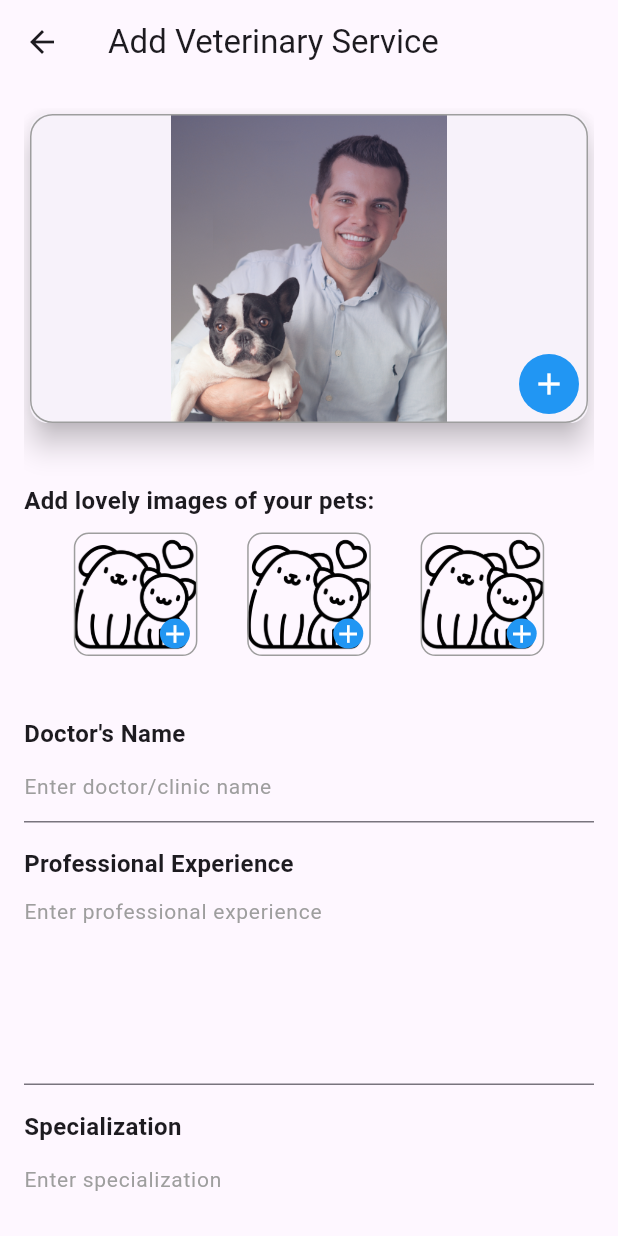
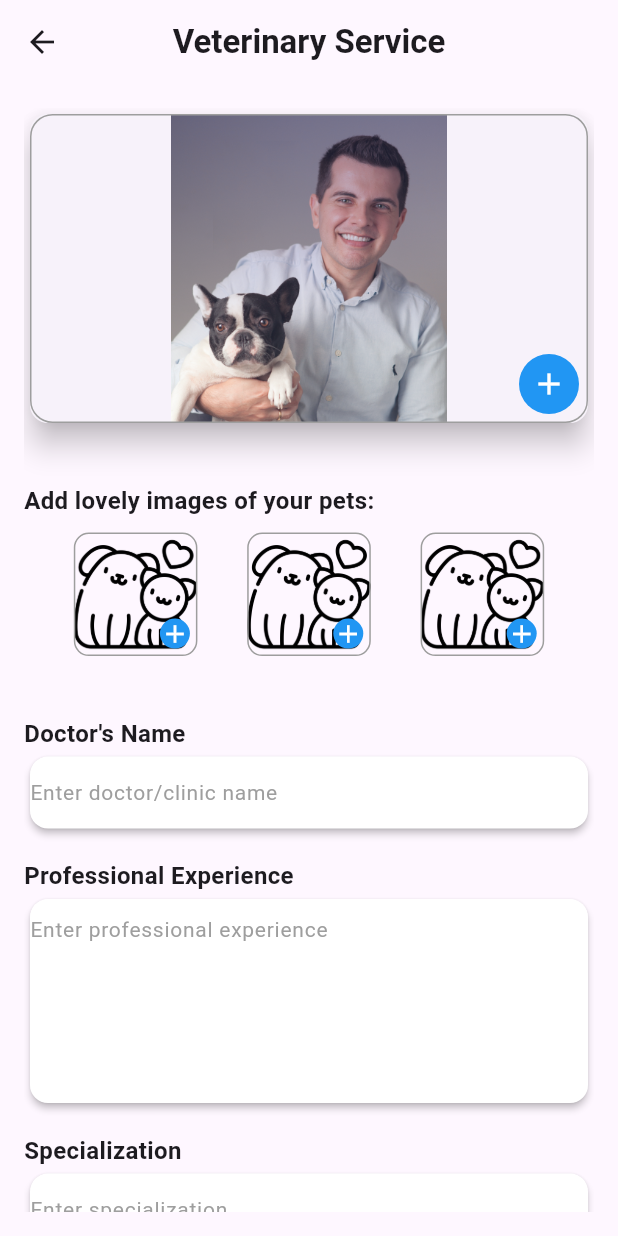
Before and after one commit to Rehman6578/pet_care_fyp, a Flutter app: the AddVeterinaryService screen opened by its route, on a phone screen of 412 x 824 dp. Run offline on Flutter 3.47's test engine with Material 3 defaults, Android fonts, the phone set to English and light mode, and no system bars; our stand-ins replace cloud_firestore, firebase_auth, firebase_core, firebase_storage, get, google_fonts and 5 more; missing offline and left inert: dart:ffi, multiselect; accounts and stored records are empty; statements that could not run were skipped.

Commit message:
changes on 07:03

```diff
--- a/lib/controllers/Pets_Services/PetController.dart
+++ b/lib/controllers/Pets_Services/PetController.dart
@@ -1,6 +1,9 @@
 import 'package:get/get.dart';
 
 class MultiSelectionController extends GetxController {
+
+  // What type of pet do you have? List
+
   List<String> allPetTypes = [
     'Dog',
     'Cat',
@@ -10,38 +13,41 @@ class MultiSelectionController extends GetxController {
     'Reptile',
     'Other',
   ];
-
-  // Selected pet types
   RxList<String> selectedPetTypes = RxList<String>([]);
   var selectedOption = ''.obs;
 
-  List<String> allPetSizes = [
+
+  // Pet visiting distance from home to clinic or home to home List
+
+  List<String> PetVisiting = [
+    '1-5km',
+    '5-20km',
+    '20-50km',
+    '50-100km',
+    '100+km',
+  ];
+  RxList<String> selectPetVisit = RxList<String>([]);
+  var selecteVisit = ''.obs;
+
+
+  //  Pet Size List for pet walking and pet boarding services
+
+  List<String> SelectPetSizes = [
     '1-5kg',
     '5-10kg',
     '10-15kg',
     '15-20kg',
     '20-25kg',
-    '25-30kg',
-    '30-35kg',
-    '35-40kg',
   ];
+  RxList<String> selectedPetSize1 = RxList<String>([]);
+  var selectedSize1 = ''.obs;
 
-  // How long is each walk?
+  // How long can you walk a dog for? List
 
-  RxList<String> selectedDuration = RxList<String>([]);
-  var selectedTime = ''.obs;
-
-  List<String> walkDuration = [
+  List<String> TimeList = [
     '30 minutes',
     '1 hour',
   ];
-  RxList<String> selectedWalkDuration = RxList<String>([]);
-  var selectedWalkTime = ''.obs;
-
-
-  RxList<String> selectedPetSizes = RxList<String>([]);
-
-  var SizesOptions = ''.obs;
 
   List<String> options = [
     'Yes',
--- a/lib/views/Dashboard/ProfileScreens/PetServices/VeterinaryService.dart
+++ b/lib/views/Dashboard/ProfileScreens/PetServices/VeterinaryService.dart
@@ -21,27 +21,18 @@ class AddVeterinaryService extends StatefulWidget {
 class _AddVeterinaryServiceState extends State<AddVeterinaryService> {
   ImagePickerController imagePickerController =
       Get.put(ImagePickerController());
+
   MultiSelectionController petController = Get.put(MultiSelectionController());
 
   // TextEditingController for handling input
   final TextEditingController _doctorNameController = TextEditingController();
   final TextEditingController _experienceController = TextEditingController();
-  final TextEditingController _specializationController =
-      TextEditingController();
+  final TextEditingController _specializationController = TextEditingController();
   final TextEditingController _personalInfoController = TextEditingController();
   final TextEditingController _educationController = TextEditingController();
-  final TextEditingController _acceptedPetsController = TextEditingController();
-  final TextEditingController _offeredServicesController =
-      TextEditingController();
-  final TextEditingController _acceptedPetTypesController =
-      TextEditingController();
-  final TextEditingController _preferredLocationController =
-      TextEditingController();
+  final TextEditingController _offeredServicesController = TextEditingController();
   final TextEditingController _priceController = TextEditingController();
-  final TextEditingController _streetNameController = TextEditingController();
-  final TextEditingController _cityController = TextEditingController();
-  final TextEditingController _stateController = TextEditingController();
-  final TextEditingController _postalCodeController = TextEditingController();
+
 
   String? selectedOption;
 
@@ -55,9 +46,11 @@ class _AddVeterinaryServiceState extends State<AddVeterinaryService> {
 
   @override
   Widget build(BuildContext context) {
+    print('build app');
     return Scaffold(
       appBar: AppBar(
-        title: const Text('Add Veterinary Service'),
+        title: const Text('Veterinary Service',style: TextStyle(fontWeight: FontWeight.bold),),
+        centerTitle: true,
       ),
       body: Padding(
         padding: const EdgeInsets.all(16.0),
@@ -68,7 +61,6 @@ class _AddVeterinaryServiceState extends State<AddVeterinaryService> {
               crossAxisAlignment: CrossAxisAlignment.start,
               children: [
                 // add imageview for adding doctor image
-
                 Center(
                   child: Stack(
                     children: [
@@ -119,9 +111,7 @@ class _AddVeterinaryServiceState extends State<AddVeterinaryService> {
                     ],
                   ),
                 ),
-
                 const SizedBox(height: 36.0),
-
                 const Text(
                   'Add lovely images of your pets:',
                   style: TextStyle(fontSize: 16, fontWeight: FontWeight.bold),
@@ -281,14 +271,16 @@ class _AddVeterinaryServiceState extends State<AddVeterinaryService> {
                     ],
                   ),
                 ),
-
                 const SizedBox(height: 40),
                 // Input for Doctor's Name
                 const Text(
                   'Doctor\'s Name',
                   style: TextStyle(fontSize: 16, fontWeight: FontWeight.bold),
                 ),
-                TextFormField(
+                Card(
+                  elevation: 2.0,
+                  color: Colors.white,
+                  child: TextFormField(
                     controller: _doctorNameController,
                     validator: (value) {
                       if (value!.isEmpty) {
@@ -298,16 +290,21 @@ class _AddVeterinaryServiceState extends State<AddVeterinaryService> {
                     decoration: const InputDecoration(
                       hintText: 'Enter doctor/clinic name',
                       hintStyle: TextStyle(fontSize: 14, color: Colors.grey),
+                      focusedBorder: InputBorder.none,
+                      enabledBorder: InputBorder.none,
+                    ),
                   ),
                 ),
                 const SizedBox(height: 16.0),
-
                 // Input for Professional Experience
                 const Text(
                   'Professional Experience',
                   style: TextStyle(fontSize: 16, fontWeight: FontWeight.bold),
                 ),
-                TextFormField(
+                Card(
+                  elevation: 2.0,
+                  color: Colors.white,
+                  child: TextFormField(
                     controller: _experienceController,
                     maxLines: 5,
                     validator: (value) {
@@ -318,16 +315,21 @@ class _AddVeterinaryServiceState extends State<AddVeterinaryService> {
                     decoration: const InputDecoration(
                       hintText: 'Enter professional experience',
                       hintStyle: TextStyle(fontSize: 14, color: Colors.grey),
+                      focusedBorder: InputBorder.none,
+                      enabledBorder: InputBorder.none,
+                    ),
                   ),
                 ),
                 const SizedBox(height: 16.0),
-
                 // Input for Specialization
                 const Text(
                   'Specialization',
                   style: TextStyle(fontSize: 16, fontWeight: FontWeight.bold),
                 ),
-                TextFormField(
+                Card(
+                  elevation: 2.0,
+                  color: Colors.white,
+                  child: TextFormField(
                     controller: _specializationController,
                     validator: (value) {
                       if (value!.isEmpty) {
@@ -337,16 +339,21 @@ class _AddVeterinaryServiceState extends State<AddVeterinaryService> {
                     decoration: const InputDecoration(
                       hintText: 'Enter specialization',
                       hintStyle: TextStyle(fontSize: 14, color: Colors.grey),
+                      focusedBorder: InputBorder.none,
+                      enabledBorder: InputBorder.none,
+                    ),
                   ),
                 ),
                 const SizedBox(height: 16.0),
-
                 // Input for Personal Information
                 const Text(
                   'Personal Information',
                   style: TextStyle(fontSize: 16, fontWeight: FontWeight.bold),
                 ),
-                TextFormField(
+                Card(
+                  elevation: 2.0,
+                  color: Colors.white,
+                  child: TextFormField(
                     controller: _personalInfoController,
                     maxLines: 5,
                     validator: (value) {
@@ -357,16 +364,21 @@ class _AddVeterinaryServiceState extends State<AddVeterinaryService> {
                     decoration: const InputDecoration(
                       hintText: 'Enter personal information',
                       hintStyle: TextStyle(fontSize: 14, color: Colors.grey),
+                      focusedBorder: InputBorder.none,
+                      enabledBorder: InputBorder.none,
+                    ),
                   ),
                 ),
                 const SizedBox(height: 16.0),
-
                 // Input for Education
                 const Text(
                   'Education',
                   style: TextStyle(fontSize: 16, fontWeight: FontWeight.bold),
                 ),
-                TextFormField(
+                Card(
+                  elevation: 2.0,
+                  color: Colors.white,
+                  child: TextFormField(
                     controller: _educationController,
                     maxLines: 3,
                     validator: (value) {
@@ -377,16 +389,21 @@ class _AddVeterinaryServiceState extends State<AddVeterinaryService> {
                     decoration: const InputDecoration(
                       hintText: 'Enter education details',
                       hintStyle: TextStyle(fontSize: 14, color: Colors.grey),
+                      focusedBorder: InputBorder.none,
+                      enabledBorder: InputBorder.none,
+                    ),
                   ),
                 ),
                 const SizedBox(height: 16.0),
-
                 // Input for Offered Services
                 const Text(
                   'Offered Services',
                   style: TextStyle(fontSize: 16, fontWeight: FontWeight.bold),
                 ),
-                TextFormField(
+                Card(
+                  elevation: 2.0,
+                  color: Colors.white,
+                  child: TextFormField(
                     controller: _offeredServicesController,
                     validator: (value) {
                       if (value!.isEmpty) {
@@ -396,18 +413,19 @@ class _AddVeterinaryServiceState extends State<AddVeterinaryService> {
                     decoration: const InputDecoration(
                       hintText: 'Enter offered services',
                       hintStyle: TextStyle(fontSize: 14, color: Colors.grey),
+                      focusedBorder: InputBorder.none,
+                      enabledBorder: InputBorder.none,
+                    ),
                   ),
                 ),
                 const SizedBox(height: 16.0),
-
                 // Input for Accepted Pet Types
                 const Text(
                   'What pets do you accept?',
                   style: TextStyle(fontSize: 16, fontWeight: FontWeight.bold),
                 ),
-
                 const SizedBox(height: 10),
-                DropDownMultiSelect(
+                Obx(() =>  DropDownMultiSelect(
                   options: petController.allPetTypes,
                   whenEmpty: 'eg: Dog, Cat, Reptile',
                   onChanged: (value) {
@@ -423,38 +441,34 @@ class _AddVeterinaryServiceState extends State<AddVeterinaryService> {
                     }
                   },
                   selectedValues: petController.selectedPetTypes.value,
-                ),
-
+                ),),
                 const SizedBox(height: 16.0),
                 const Text(
                   'Size of pet you accept?',
                   style: TextStyle(fontSize: 16, fontWeight: FontWeight.bold),
                 ),
-
                 const SizedBox(
                   height: 16.0,
                 ),
-
-                DropDownMultiSelect(
-                    options: petController.allPetSizes,
-                    selectedValues: petController.selectedPetSizes.value,
+               Obx(() =>  DropDownMultiSelect(
+                   options: petController.SelectPetSizes,
+                   selectedValues: petController.selectedPetSize1.value,
                    whenEmpty: 'eg: 1-5kg , 15-20kg',
                    onChanged: (value) {
                      if (value.isEmpty) {
                        return 'Please select pet size';
                      }
-                      petController.selectedPetSizes.value = value;
-                      petController.SizesOptions.value = "";
+                     petController.selectedPetSize1.value = value;
+                     petController.selectedSize1.value = "";
 
-                      for (var value1 in petController.selectedPetSizes.value) {
-                        petController.SizesOptions.value =
-                            "${petController.SizesOptions.value}$value1";
+                     for (var value1 in petController.selectedPetSize1.value) {
+                       petController.selectedSize1.value =
+                       "${petController.selectedSize1.value}$value1";
                      }
-                    }),
+                   })),
                 const SizedBox(
                   height: 16.0,
                 ),
-
                 const Text(
                   'Do you have transport for emergencies?',
                   style: TextStyle(fontSize: 16, fontWeight: FontWeight.bold),
@@ -462,7 +476,6 @@ class _AddVeterinaryServiceState extends State<AddVeterinaryService> {
                 const SizedBox(
                   height: 16.0,
                 ),
-
                 Container(
                   decoration: BoxDecoration(
                     color: Colors.transparent,
@@ -498,7 +511,6 @@ class _AddVeterinaryServiceState extends State<AddVeterinaryService> {
                     ),
                   ),
                 ),
-
                 const SizedBox(height: 16.0),
                 const Text(
                   'Price:',
@@ -563,7 +575,7 @@ class _AddVeterinaryServiceState extends State<AddVeterinaryService> {
     String education = _educationController.text;
     List<String> acceptedPets = petController.selectedPetTypes.value;
     String offeredServices = _offeredServicesController.text;
-    List<String> acceptedPetTypes = petController.selectedPetSizes.value;
+    List<String> acceptedPetTypes = petController.selectedPetSize1.value;
     double price = double.tryParse(_priceController.text) ?? 0.0;
 
     if (formkey.currentState!.validate()) {
```
Also changed, not shown: lib/views/Dashboard/ProfileScreens/PetServices/BoardingSerivce.dart (+23 -37 lines), lib/views/Dashboard/ProfileScreens/PetServices/GroomingServices.dart (+8 -8 lines), lib/views/Dashboard/ProfileScreens/PetServices/PetWalking.dart (+53 -39 lines), lib/views/GoogleMap/AddLocationScreen.dart (+10 -29 lines), pubspec.lock. Lines whose indentation alone changed are shown as unchanged.
